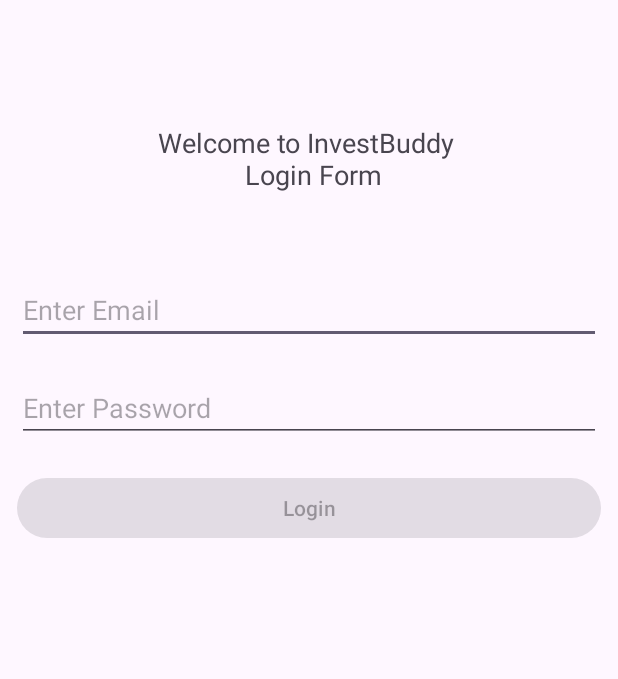
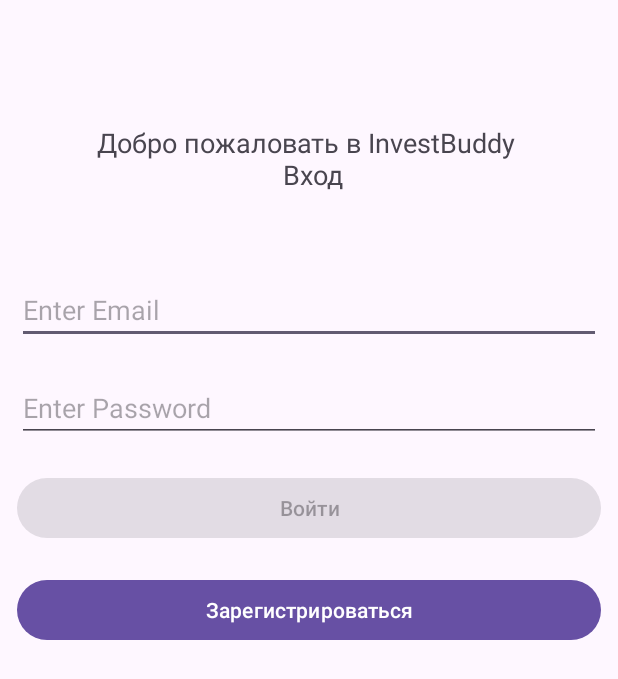
Before and after one commit to ArtemusCoder/InvestBuddy, an Android app: the LoginFragment screen opened directly, with no data from a screen before it, on a phone screen of 412 x 824 dp. Shown: the top 679 px of the screen. Run offline under Robolectric (Android 15) with nearby library versions, the phone set to English and light mode, and no system bars; libraries missing offline, so code that uses them is left out: androidx.datastore, androidx.datastore.preferences; 2 statements that could not run were skipped.

Commit message:
Register Path added

```diff
--- a/app/src/main/java/com/example/investbuddy/ui/auth/LoginFragment.kt
+++ b/app/src/main/java/com/example/investbuddy/ui/auth/LoginFragment.kt
@@ -9,6 +9,7 @@ import android.widget.Toast
 import androidx.core.widget.addTextChangedListener
 import androidx.lifecycle.Observer
 import androidx.lifecycle.lifecycleScope
+import androidx.navigation.fragment.findNavController
 import com.example.investbuddy.R
 import com.example.investbuddy.databinding.FragmentLoginBinding
 import com.example.investbuddy.data.network.AuthAPI
@@ -64,6 +65,10 @@ class LoginFragment : BaseFragment<AuthViewModel, FragmentLoginBinding, AuthRepo
             binding.progressBar.visible(true)
             viewModel.login(email, password)
         }
+
+        binding.idBtnRegisterLayout.setOnClickListener {
+            findNavController().navigate(R.id.action_loginFragment_to_registerFragment)
+        }
     }
 
     override fun getViewModel() = AuthViewModel::class.java
--- a/app/src/main/res/layout/fragment_login.xml
+++ b/app/src/main/res/layout/fragment_login.xml
@@ -14,7 +14,7 @@
         android:layout_marginTop="30dp"
         android:gravity="center_horizontal"
         android:padding="5dp"
-        android:text="Welcome to InvestBuddy \n Login Form"
+        android:text="Добро пожаловать в InvestBuddy \n Вход"
         android:textAlignment="center"
         android:textSize="18sp" />
 
@@ -51,8 +51,20 @@
         android:layout_marginStart="10dp"
         android:layout_marginTop="20dp"
         android:layout_marginEnd="10dp"
-        android:text="Login"
+        android:text="Войти"
         android:textAllCaps="false" />
+
+    <Button
+        android:id="@+id/idBtnRegisterLayout"
+        android:layout_width="match_parent"
+        android:layout_height="wrap_content"
+        android:layout_below="@id/idBtnLogin"
+        android:layout_marginStart="10dp"
+        android:layout_marginTop="20dp"
+        android:layout_marginEnd="10dp"
+        android:text="Зарегистрироваться"
+        android:textAllCaps="false" />
+
 
     <ProgressBar
         android:id="@+id/progressBar"
--- a/app/src/main/res/navigation/nav_auth.xml
+++ b/app/src/main/res/navigation/nav_auth.xml
@@ -9,7 +9,13 @@
         android:id="@+id/loginFragment"
         android:name="com.example.investbuddy.ui.auth.LoginFragment"
         android:label="fragment_login"
-        tools:layout="@layout/fragment_login" />
+        tools:layout="@layout/fragment_login" >
+        <action
+            android:id="@+id/action_loginFragment_to_registerFragment"
+            app:destination="@id/registerFragment"
+            app:enterAnim="@anim/nav_default_enter_anim"
+            app:exitAnim="@anim/nav_default_exit_anim" />
+    </fragment>
 
     <fragment
         android:id="@+id/registerFragment"
```
